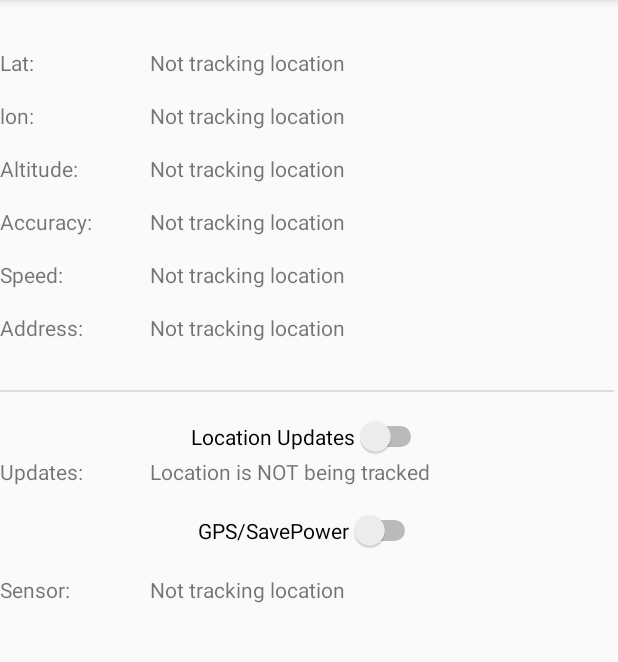
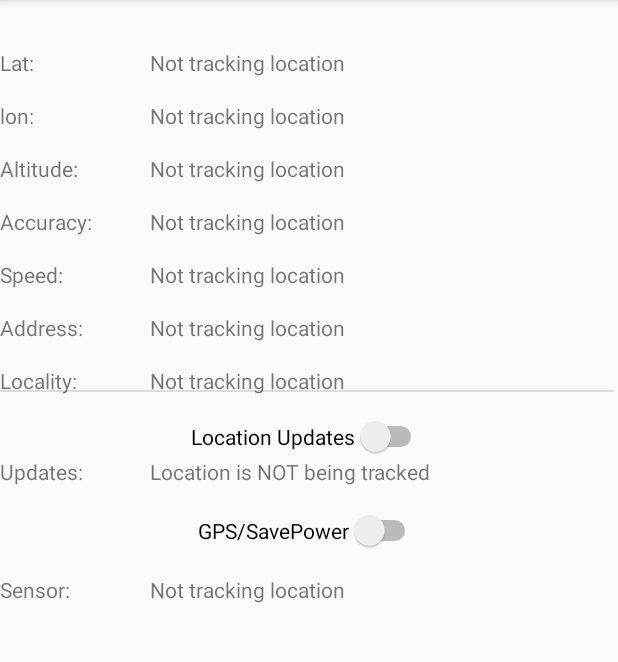
Before and after one commit to liamhbyrne/geochat, an Android app: the LocationActivity screen opened directly, with no data from a screen before it, after a tap on "Location Updates", on a phone screen of 412 x 824 dp, the part 84-746 px from its top. Run offline under Robolectric (Android 15) with nearby library versions, the phone set to English and light mode, and no system bars.

Commit message:
Added locality and get locality

```diff
--- a/app/src/main/java/com/example/geochat_hack/LocationActivity.java
+++ b/app/src/main/java/com/example/geochat_hack/LocationActivity.java
@@ -34,7 +34,7 @@ public class LocationActivity extends AppCompatActivity {
     public static final int FAST_UPDATE_INTERVAL = 5;
     public static final int PERMISSIONS_FINE_LOCATION = 99; // Value is any arbitrary value
 
-    TextView tv_lat, tv_lon, tv_altitude, tv_accuracy, tv_speed, tv_sensor, tv_address, tv_updates;
+    TextView tv_lat, tv_lon, tv_altitude, tv_accuracy, tv_speed, tv_sensor, tv_address, tv_updates, tv_locality;
 
     Switch sw_locationupdates, sw_gps;
 
@@ -64,6 +64,7 @@ public class LocationActivity extends AppCompatActivity {
         tv_sensor = findViewById(R.id.tv_sensor);
         tv_address = findViewById(R.id.tv_address);
         tv_updates = findViewById(R.id.tv_updates);
+        tv_locality = findViewById(R.id.tv_locality);
         sw_locationupdates = findViewById(R.id.sw_locationsupdates);
         sw_gps = findViewById(R.id.sw_gps);
 
@@ -133,6 +134,8 @@ public class LocationActivity extends AppCompatActivity {
         locationInfo.put("tv_speed","Not tracking location");
         tv_address.setText("Not tracking location");
         locationInfo.put("tv_address","Not tracking location");
+        tv_locality.setText("Not tracking location");
+        locationInfo.put("tv_locality","Not tracking location");
         tv_accuracy.setText("Not tracking location");
         locationInfo.put("tv_accuracy","Not tracking location");
         tv_altitude.setText("Not tracking location");
@@ -154,6 +157,8 @@ public class LocationActivity extends AppCompatActivity {
         locationInfo.put("tv_speed","Not tracking location");
         tv_address.setText("Trying to track location");
         locationInfo.put("tv_address","Not tracking location");
+        tv_locality.setText("Trying to track location");
+        locationInfo.put("tv_locality","Not tracking location");
         tv_accuracy.setText("Trying to track location");
         locationInfo.put("tv_accuracy","Not tracking location");
         tv_altitude.setText("Trying to track location");
@@ -255,13 +260,25 @@ public class LocationActivity extends AppCompatActivity {
             List<Address> addresses = geocoder.getFromLocation(location.getLatitude(), location.getLongitude(), 1);
             tv_address.setText(addresses.get(0).getAddressLine(0));
             locationInfo.put("tv_address",addresses.get(0).getAddressLine(0));
+            tv_locality.setText(addresses.get(0).getLocality());
+            locationInfo.put("tv_locality",addresses.get(0).getLocality());
         }catch(Exception e){
             tv_address.setText("Unable to get street address");
             locationInfo.put("tv_address","Unable to get street address");
+            tv_locality.setText("Unable to get street address");
+            locationInfo.put("tv_locality","Unable to get street address");
         }
     }
 
     public Map<String, String> getLocationInfo(){
         return locationInfo;
     }
+
+    public String getLocality(){
+        String locality = "N/A";
+        if(this.locationInfo.containsKey("tv_locality")){
+            locality = this.locationInfo.get("tv_locality");
+        }
+        return locality;
+    }
 }
--- a/app/src/main/res/layout/activity_location.xml
+++ b/app/src/main/res/layout/activity_location.xml
@@ -163,6 +163,22 @@
         app:layout_constraintStart_toStartOf="parent"
         app:layout_constraintTop_toBottomOf="@+id/tv_labelspeed" />
 
+    <TextView
+        android:id="@+id/tv_locality"
+        android:layout_width="wrap_content"
+        android:layout_height="wrap_content"
+        app:layout_constraintStart_toEndOf="@+id/tv_lbllocality"
+        app:layout_constraintTop_toTopOf="@+id/tv_lbllocality" />
+
+    <TextView
+        android:id="@+id/tv_lbllocality"
+        android:layout_width="100dp"
+        android:layout_height="wrap_content"
+        android:layout_marginTop="16dp"
+        android:text="Locality:"
+        app:layout_constraintStart_toStartOf="parent"
+        app:layout_constraintTop_toBottomOf="@+id/tv_lbladdress" />
+
     <View
         android:id="@+id/divider"
         android:layout_width="409dp"
```
